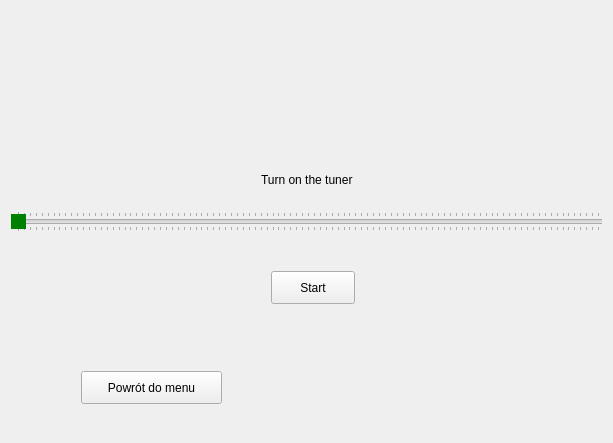
Before: the Qt Designer form mainwindow.ui in december0123/dzwiekspert, drawn with Qt 5.
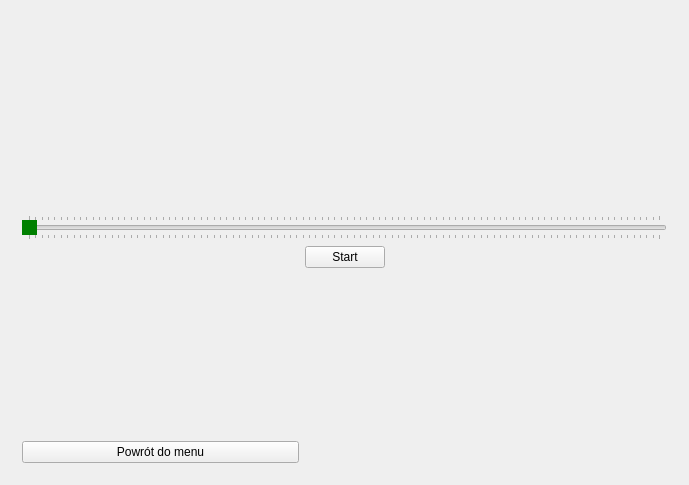
After: the same form once the commit is applied. The open tabs and pages were chosen to show the change.

Commit message: Better layout

The edit to the form file:
```diff
--- a/mainwindow.ui
+++ b/mainwindow.ui
@@ -6,16 +6,16 @@
    <rect>
     <x>0</x>
     <y>0</y>
-    <width>613</width>
-    <height>443</height>
+    <width>689</width>
+    <height>485</height>
    </rect>
   </property>
   <property name="windowTitle">
    <string>MainWindow</string>
   </property>
   <widget class="QWidget" name="centralWidget">
-   <layout class="QVBoxLayout" name="verticalLayout_3">
-    <item>
+   <layout class="QGridLayout" name="gridLayout">
+    <item row="0" column="0">
      <widget class="QStackedWidget" name="views">
       <property name="currentIndex">
        <number>0</number>
@@ -39,31 +39,87 @@
        </layout>
       </widget>
       <widget class="QWidget" name="tuner">
+       <layout class="QGridLayout" name="gridLayout_2">
+        <item row="1" column="0">
+         <spacer name="horizontalSpacer">
+          <property name="orientation">
+           <enum>Qt::Horizontal</enum>
+          </property>
+          <property name="sizeHint" stdset="0">
+           <size>
+            <width>40</width>
+            <height>20</height>
+           </size>
+          </property>
+         </spacer>
+        </item>
+        <item row="4" column="1">
+         <spacer name="verticalSpacer_2">
+          <property name="orientation">
+           <enum>Qt::Vertical</enum>
+          </property>
+          <property name="sizeHint" stdset="0">
+           <size>
+            <width>20</width>
+            <height>40</height>
+           </size>
+          </property>
+         </spacer>
+        </item>
+        <item row="3" column="1">
+         <widget class="QPushButton" name="startTuner">
+          <property name="text">
+           <string>Start</string>
+          </property>
+          <property name="checkable">
+           <bool>true</bool>
+          </property>
+          <property name="checked">
+           <bool>false</bool>
+          </property>
+         </widget>
+        </item>
+        <item row="1" column="1">
        <widget class="QLabel" name="note">
-        <property name="geometry">
-         <rect>
-          <x>250</x>
-          <y>160</y>
-          <width>101</width>
-          <height>17</height>
-         </rect>
-        </property>
         <property name="text">
-         <string>Turn on the tuner</string>
-        </property>
-       </widget>
+           <string/>
+          </property>
+          <property name="alignment">
+           <set>Qt::AlignCenter</set>
+          </property>
+         </widget>
+        </item>
+        <item row="1" column="2">
+         <spacer name="horizontalSpacer_2">
+          <property name="orientation">
+           <enum>Qt::Horizontal</enum>
+          </property>
+          <property name="sizeHint" stdset="0">
+           <size>
+            <width>40</width>
+            <height>20</height>
+           </size>
+          </property>
+         </spacer>
+        </item>
+        <item row="0" column="0" colspan="3">
+         <spacer name="verticalSpacer">
+          <property name="orientation">
+           <enum>Qt::Vertical</enum>
+          </property>
+          <property name="sizeHint" stdset="0">
+           <size>
+            <width>20</width>
+            <height>40</height>
+           </size>
+          </property>
+         </spacer>
+        </item>
+        <item row="2" column="0" colspan="3">
        <widget class="QSlider" name="freqIndicator">
         <property name="enabled">
          <bool>false</bool>
         </property>
-        <property name="geometry">
-         <rect>
-          <x>0</x>
-          <y>200</y>
-          <width>601</width>
-          <height>21</height>
-         </rect>
-        </property>
         <property name="autoFillBackground">
          <bool>true</bool>
         </property>
@@ -107,38 +163,15 @@
          <enum>QSlider::TicksBothSides</enum>
         </property>
        </widget>
-       <widget class="QPushButton" name="startTuner">
-        <property name="geometry">
-         <rect>
-          <x>260</x>
-          <y>260</y>
-          <width>84</width>
-          <height>33</height>
-         </rect>
-        </property>
-        <property name="text">
-         <string>Start</string>
-        </property>
-        <property name="checkable">
-         <bool>true</bool>
-        </property>
-        <property name="checked">
-         <bool>false</bool>
-        </property>
-       </widget>
+        </item>
+        <item row="5" column="0">
        <widget class="QPushButton" name="goToMenu">
-        <property name="geometry">
-         <rect>
-          <x>70</x>
-          <y>360</y>
-          <width>141</width>
-          <height>33</height>
-         </rect>
-        </property>
         <property name="text">
          <string>Powrót do menu</string>
         </property>
        </widget>
+        </item>
+       </layout>
       </widget>
      </widget>
     </item>
```
Left out of the diff: 68 changed lines with no effect on the pictures. Lines whose indentation alone changed are shown as unchanged. The commit also changes 1 other file.
